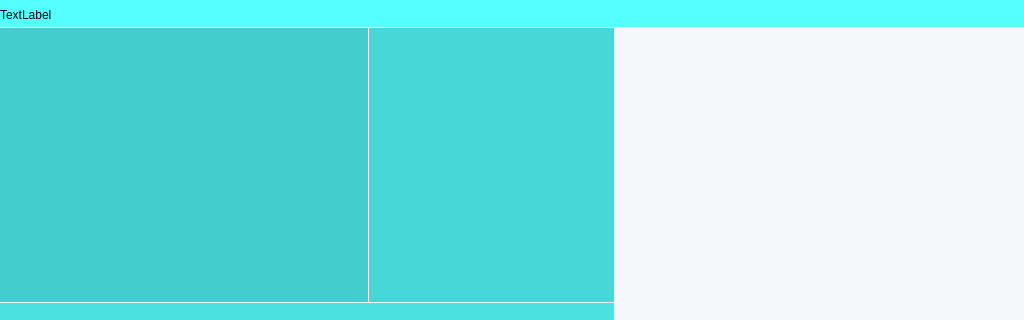
The window that BMSC/rootWindow.ui (MucheXD/BetterMinecraftServerConsole) describes before a commit, drawn with Qt 5; both pictures show x 0 to 1024 and y 0 to 320 of the 1024 by 576 pixel window.
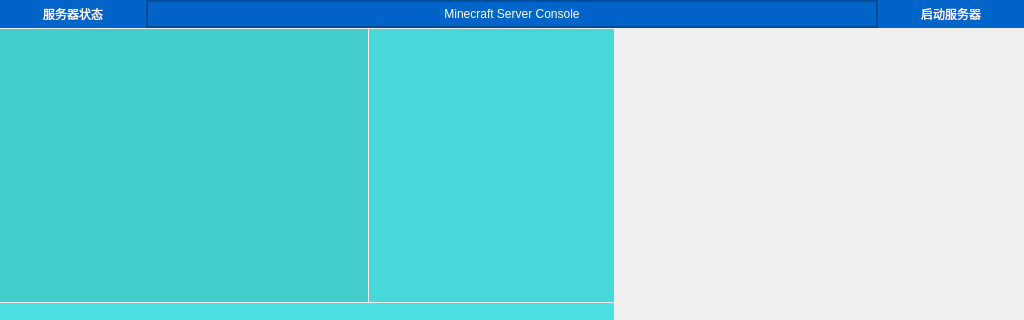
The same window after the commit. Icons and pictures are not drawn.

Commit message: 创建rootWindow的顶栏UI，以及其他的一些更改

Patch:
```diff
--- a/BMSC/rootWindow.ui
+++ b/BMSC/rootWindow.ui
@@ -13,83 +13,7 @@
   <property name="windowTitle">
    <string>rootWindow</string>
   </property>
-  <property name="styleSheet">
-   <string notr="true">QWidget
-{
-	font: 10pt &quot;Microsoft YaHei UI&quot;;
-	background-color: #f5f8fa;
-}
-/*QLineEdit*/
-QLineEdit
-{
-	background-color: #fafafa;
-	padding: 2px 2px 2px 4px;
-	border-width: 2px;
-	border-color: #dcdcdc;
-	border-style: solid;
-	border-radius: 4px;
-}
-QLineEdit:focus
-{
-	border-color: #0064c8;
-}
-/*QPushButton*/
-QPushButton 
-{
-	color: #ffffff;
-	background-color: #0064c8;
-	padding: 3px 8px 2px 8px;
-	border-width: 2px;
-	border-color: #146ec8;
-	border-style: solid;
-	border-radius: 4px;
-}
-QPushButton:disabled 
-{
-	background-color: #c8c8c8;
-	border-color: #c8c8c8;
-}
-QPushButton:hover
-{
-	background-color: #146ec8;
-	border-color: #2778c8;
-}
-QPushButton:pressed 
-{
-	background-color: #2778c8;
-	border-color: #2778c8;
-}
-/*QScrollBar*/
-QScrollBar:vertical
-{
-    background: #fafafa;
-    padding: 8px 4px 8px 4px;
-}
-QScrollBar::handle:vertical
-{
-    background: #dcdcdc;
-    border-radius: 4px; 
-}
-QScrollBar::handle:vertical:hover
-{
-    background: #c8c8c8; 
-}
-QScrollBar::add-line:vertical
-{
-	height:12px;
-	width:12px;
-    border-image:url(:/icons/drop-arrow-down);
-    subcontrol-position:bottom;
-}
-QScrollBar::sub-line:vertical
-{
-    height:12px;
-	width:12px;
-    image:url(:/icons/drop-arrow-up);
-    subcontrol-position:top;
-}</string>
-  </property>
-  <layout class="QGridLayout" name="gridLayout" rowstretch="1,10,10" columnstretch="3,2">
+  <layout class="QGridLayout" name="gridLayout" rowstretch="1,20,20" columnstretch="3,2">
    <property name="leftMargin">
     <number>0</number>
    </property>
@@ -132,21 +56,108 @@
    <item row="0" column="0" colspan="2">
     <widget class="QWidget" name="widget_topBar" native="true">
      <property name="styleSheet">
-      <string notr="true">background-color: rgb(85, 255, 255);</string>
+      <string notr="true">QWidget
+{
+	font: 10pt &quot;Microsoft YaHei UI&quot;;
+	background-color: #004b96;
+}
+/*QPushButton*/
+QPushButton 
+{
+	color: #ffffff;
+	background-color: #0064c8;
+	padding: 5px 5px 5px 5px;
+	border-style: none;
+}
+QPushButton:disabled 
+{
+	background-color: #c8c8c8;
+}
+QPushButton:hover
+{
+	background-color: #146ec8;
+}
+QPushButton:pressed 
+{
+	background-color: #2778c8;
+}</string>
      </property>
-     <widget class="QLabel" name="label_debug">
-      <property name="geometry">
-       <rect>
-        <x>0</x>
-        <y>0</y>
-        <width>500</width>
-        <height>30</height>
-       </rect>
+     <layout class="QHBoxLayout" name="horizontalLayout_2" stretch="1,5,1">
+      <property name="spacing">
+       <number>2</number>
       </property>
-      <property name="text">
-       <string>TextLabel</string>
+      <property name="leftMargin">
+       <number>0</number>
       </property>
-     </widget>
+      <property name="topMargin">
+       <number>0</number>
+      </property>
+      <property name="rightMargin">
+       <number>0</number>
+      </property>
+      <property name="bottomMargin">
+       <number>0</number>
+      </property>
+      <item>
+       <widget class="QLabel" name="label_serverStatus">
+        <property name="styleSheet">
+         <string notr="true">QLabel
+{
+	color: #ffffff;
+	background-color: #0064c8;
+}
+QLabel[status=&quot;stopped&quot;]
+{
+	background-color: #c8c8c8;
+}
+QLabel[status=&quot;running&quot;]
+{
+	background-color: #00c81b;
+}
+QLabel[status=&quot;starting&quot;]
+{
+	background-color: #c8b700;
+}
+QLabel[status=&quot;stopping&quot;]
+{
+	background-color: #c8b700;
+}
+QLabel[status=&quot;alert&quot;]
+{
+	background-color: #c86400;
+}
+QLabel[status=&quot;failed&quot;]
+{
+	background-color: #c80000;
+}
+</string>
+        </property>
+        <property name="text">
+         <string>服务器状态</string>
+        </property>
+        <property name="alignment">
+         <set>Qt::AlignCenter</set>
+        </property>
+        <property name="status" stdset="0">
+         <string/>
+        </property>
+       </widget>
+      </item>
+      <item>
+       <widget class="QPushButton" name="btn_serverOptions">
+        <property name="text">
+         <string>Minecraft Server Console</string>
+        </property>
+       </widget>
+      </item>
+      <item>
+       <widget class="QPushButton" name="btn_serverSSControl">
+        <property name="text">
+         <string>启动服务器</string>
+        </property>
+       </widget>
+      </item>
+     </layout>
     </widget>
    </item>
    <item row="2" column="0">
```
The commit also changes 5 other files.
